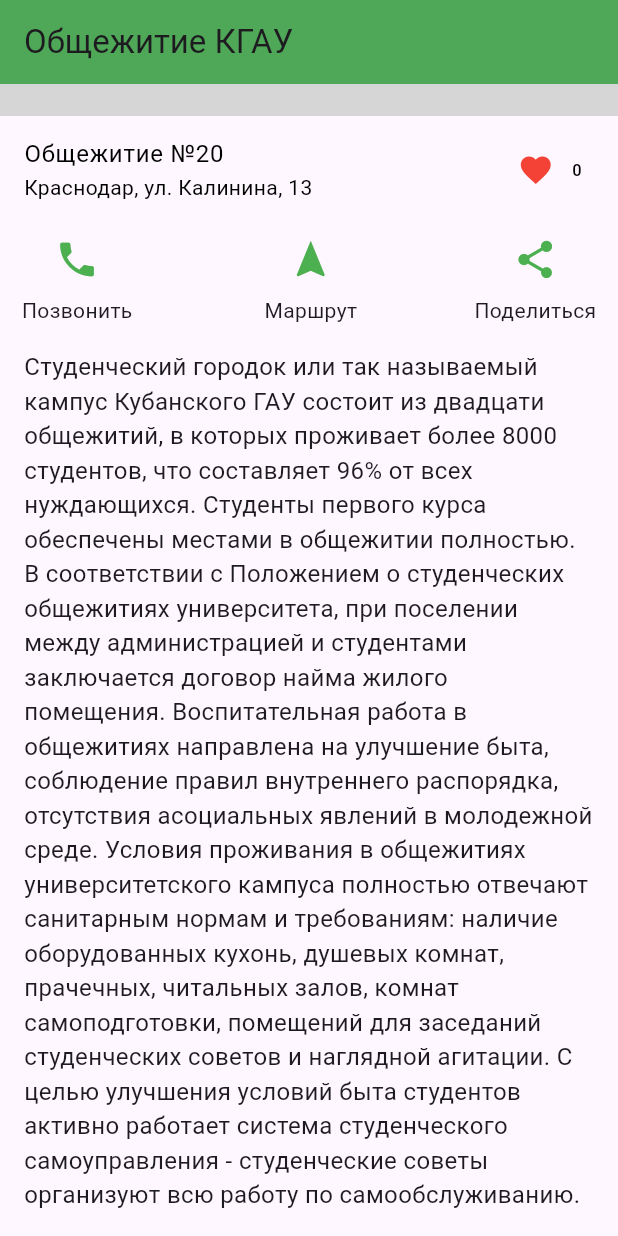
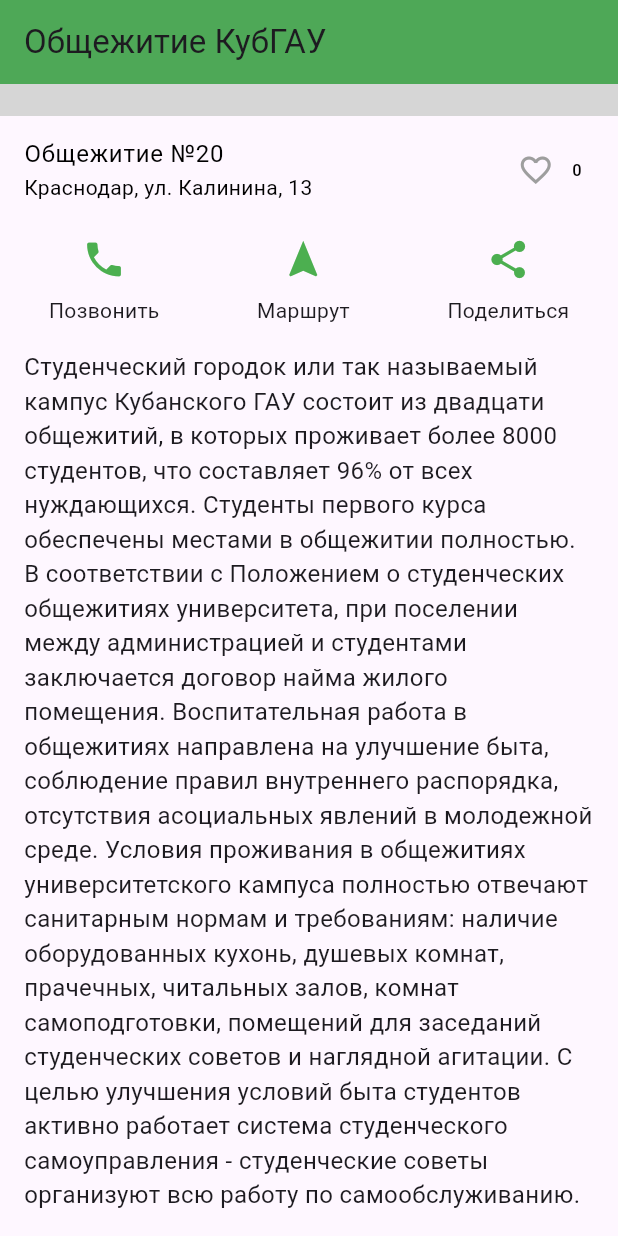
Before and after one commit to dedok0x/IT2201_Shtodin, a Flutter app: the screen it shows after launch, scrolled down 179 dp, on a phone screen of 412 x 824 dp. Run offline on Flutter 3.47's test engine with Material 3 defaults, Android fonts, the phone set to English and light mode, and no system bars; our stand-ins replace share_plus; network calls fail; grey boxes are pictures that could not be loaded.

Commit message:
Fix: lab4 | Исправлены лайки, кнопки теперь функциональны

```diff
--- a/lab4/lib/main.dart
+++ b/lab4/lib/main.dart
@@ -1,5 +1,7 @@
+import 'package:flutter/cupertino.dart';
 import 'package:flutter/material.dart';
 import 'package:url_launcher/url_launcher.dart';
+import 'package:share_plus/share_plus.dart';
 
 void main() {
   runApp(MyApp());
@@ -18,21 +20,24 @@ class DormitoryPage extends StatefulWidget {
 }
 
 class _DormitoryPageState extends State<DormitoryPage> {
-  int _likeCount = 0; // Начальное значение счетчика
+  int _likeCount = 0;
+  bool _isLiked = false;
 
-  void _incrementLikeCount() {
+  void _toggleLike() {
     setState(() {
-      _likeCount++;
+      if (_isLiked) {
+        _likeCount--;
+      } else {
+        _likeCount++;
+      }
+      _isLiked = !_isLiked;
     });
   }
 
   Future<void> _launchURL(String url) async {
-    try {
-      if (await canLaunchUrl(Uri.parse(url))) {
+    try{
         await launchUrl(Uri.parse(url));
-      } else {
-        throw 'Could not launch $url';
-      }
+
     } catch (e) {
       ScaffoldMessenger.of(context).showSnackBar(
         SnackBar(content: Text('Ошибка: $e')),
@@ -40,11 +45,44 @@ class _DormitoryPageState extends State<DormitoryPage> {
     }
   }
 
+  Future<void> _callPhone() async {
+    const url = 'https://yandex.ru/maps/org/obshchezhitiye_20/87985623421/';
+    await _launchURL(url);
+  }
+
+  Future<void> _openNavigation() async {
+    const url = 'https://yandex.ru/maps/org/obshchezhitiye_20/87985623421/?ll=38.920741%2C45.050329&z=16';
+    await _launchURL(url);
+  }
+
+  Future<void> _shareInfo() async {
+    const url = 'https://yandex.ru/maps/org/obshchezhitiye_20/87985623421/';
+    const text = 'Общежитие №20 КубГАУ - Краснодар, ул. Калинина, 13';
+    await Share.share('$text\n$url');
+  }
+
+  Widget _buildActionButton({
+    required IconData icon,
+    required String label,
+    required VoidCallback onPressed,
+    Color color = Colors.green,
+  }) {
+    return Column(
+      children: [
+        IconButton(
+          icon: Icon(icon, color: color, size: 30),
+          onPressed: onPressed,
+        ),
+        Text(label),
+      ],
+    );
+  }
+
   @override
   Widget build(BuildContext context) {
     return Scaffold(
       appBar: AppBar(
-        title: Text('Общежитие КГАУ'),
+        title: Text('Общежитие КубГАУ'),
         backgroundColor: Colors.green,
       ),
       body: SingleChildScrollView(
@@ -52,7 +90,7 @@ class _DormitoryPageState extends State<DormitoryPage> {
           crossAxisAlignment: CrossAxisAlignment.start,
           children: [
             Image.network(
-              'https://sun9-40.userapi.com/s/v1/ig2/m8wRvQ70t4diy--ngylsjzqPH0Q0zKd_zXn2MDsAG7jW6_HqWtmFZS9vQ-jA2h6Ybe842VvvBt7WkXUWPvdXymqG.jpg?quality=95&as=32x23,48x34,72x51,108x77,160x114,240x171,360x257,480x343,540x385,640x457,720x514,1080x771,1280x913,1435x1024&from=bu&u=vkdmz6YeWjWtphWD_EJyCAmvnI8spNDZd83OvRNVUpU&cs=604x431', // Замените на URL изображения
+              'https://sun9-40.userapi.com/s/v1/ig2/m8wRvQ70t4diy--ngylsjzqPH0Q0zKd_zXn2MDsAG7jW6_HqWtmFZS9vQ-jA2h6Ybe842VvvBt7WkXUWPvdXymqG.jpg?quality=95&as=32x23,48x34,72x51,108x77,160x114,240x171,360x257,480x343,540x385,640x457,720x514,1080x771,1280x913,1435x1024&from=bu&u=vkdmz6YeWjWtphWD_EJyCAmvnI8spNDZd83OvRNVUpU&cs=604x431',
               height: 200,
               width: double.infinity,
               fit: BoxFit.cover,
@@ -65,8 +103,11 @@ class _DormitoryPageState extends State<DormitoryPage> {
                 mainAxisSize: MainAxisSize.min,
                 children: [
                   IconButton(
-                    icon: Icon(Icons.favorite, color: Colors.red),
-                    onPressed: _incrementLikeCount,
+                    icon: Icon(
+                      _isLiked ? Icons.favorite : Icons.favorite_border,
+                      color: _isLiked ? Colors.red : Colors.grey,
+                    ),
+                    onPressed: _toggleLike,
                   ),
                   Text('$_likeCount'),
                 ],
@@ -75,40 +116,20 @@ class _DormitoryPageState extends State<DormitoryPage> {
             Row(
               mainAxisAlignment: MainAxisAlignment.spaceAround,
               children: [
-                Column(
-                  children: [
-                    IconButton(
-                      icon: Icon(Icons.phone, color: Colors.green, size: 30),
-                      onPressed: () {
-                        _launchURL('https://yandex.ru/maps/org/obshchezhitiye_20/87985623421/?ll=38.920741%2C45.050329&z=7');
-                        _launchURL('https://yandex.ru/maps/org/obshchezhitiye_20/87985623421/?ll=38.920741%2C45.050329&z=7');
-                      },
-                    ),
-                    Text('Позвонить'),
-                  ],
+                _buildActionButton(
+                  icon: Icons.phone,
+                  label: 'Позвонить',
+                  onPressed: _callPhone,
                 ),
-                SizedBox(width: 30),
-                Column(
-                  children: [
-                    IconButton(
-                      icon: Icon(Icons.navigation, color: Colors.green, size: 30),
-                      onPressed: () {
-                      },
-                    ),
-                    Text('Маршрут'),
-                  ],
+                _buildActionButton(
+                  icon: Icons.navigation,
+                  label: 'Маршрут',
+                  onPressed: _openNavigation,
                 ),
-                SizedBox(width: 20),
-                Column(
-                  children: [
-                    IconButton(
-                      icon: Icon(Icons.share, color: Colors.green, size: 30),
-                      onPressed: () {
-                        _launchURL('https://yandex.ru/maps/org/obshchezhitiye_20/87985623421/?ll=38.920741%2C45.050329&z=7');
-                      },
-                    ),
-                    Text('Поделиться'),
-                  ],
+                _buildActionButton(
+                  icon: Icons.share,
+                  label: 'Поделиться',
+                  onPressed: _shareInfo,
                 ),
               ],
             ),
--- a/lab4/pubspec.yaml
+++ b/lab4/pubspec.yaml
@@ -31,7 +31,7 @@ dependencies:
   flutter:
     sdk: flutter
   url_launcher: ^6.0.0
-
+  share_plus: ^10.1.4
   # The following adds the Cupertino Icons font to your application.
   # Use with the CupertinoIcons class for iOS style icons.
   cupertino_icons: ^1.0.8
```
Also changed, not shown: lab4/pubspec.lock.
